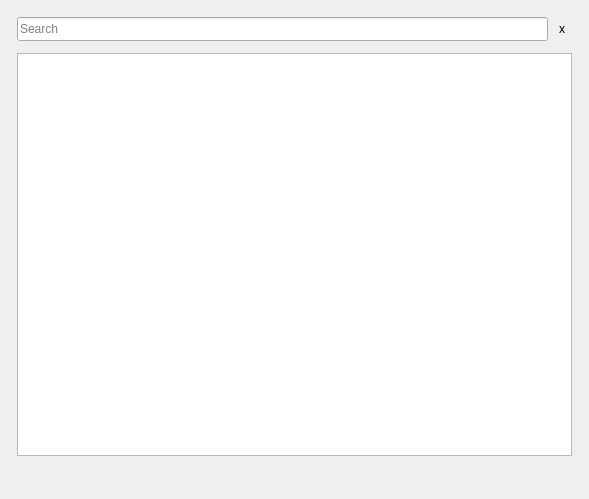
Old version of the form resources/ui/browser_tab_tools.ui in the repository cmontesano/xappt_qt.
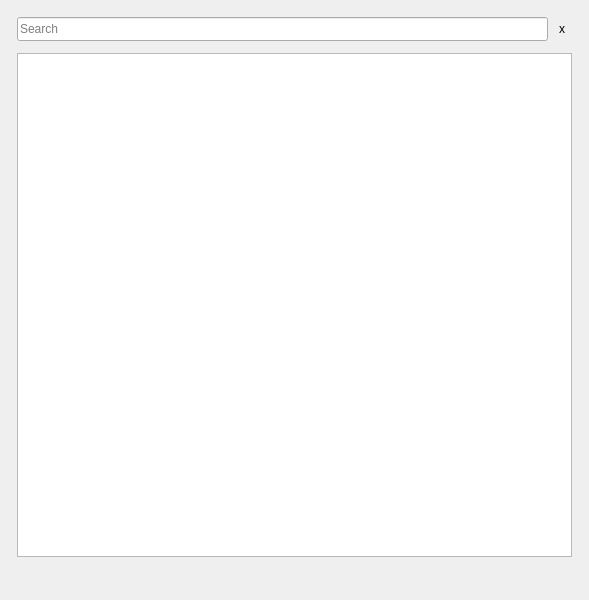
New version of the form.

Commit message: working on list auto sizing

Patch:
```diff
--- a/resources/ui/browser_tab_tools.ui
+++ b/resources/ui/browser_tab_tools.ui
@@ -7,7 +7,7 @@
     <x>0</x>
     <y>0</y>
     <width>589</width>
-    <height>499</height>
+    <height>600</height>
    </rect>
   </property>
   <property name="windowTitle">
```
Left out of the diff: 20 changed lines with no effect on the pictures. The commit also changes 2 other files.
